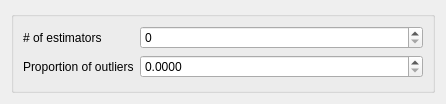
This is ui/outliers_IsolationForest.ui in tthatcher95/PyHAT_Point_Spectra_GUI as Qt 5 draws it before an edit. The edited form follows.
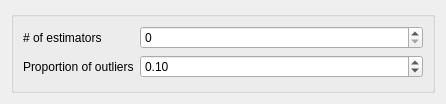
This is the edited form.

Commit message: Fix isolation forest

Diff of the .ui file:
```diff
--- a/ui/outliers_IsolationForest.ui
+++ b/ui/outliers_IsolationForest.ui
@@ -49,10 +49,16 @@
       <item row="1" column="1">
        <widget class="QDoubleSpinBox" name="prop_outliers_spin">
         <property name="decimals">
-         <number>4</number>
+         <number>2</number>
         </property>
         <property name="maximum">
-         <double>0.500000000000000</double>
+         <double>1.000000000000000</double>
+        </property>
+        <property name="singleStep">
+         <double>0.010000000000000</double>
+        </property>
+        <property name="value">
+         <double>0.100000000000000</double>
         </property>
        </widget>
       </item>
```
The commit also changes 2 other files.
